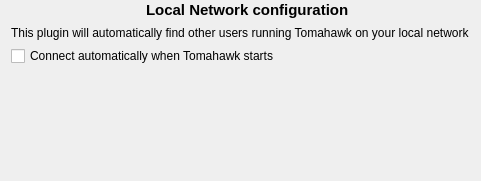
This is src/accounts/zeroconf/ConfigWidget.ui in tomahawk-player/tomahawk as Qt 5 draws it before an edit. The edited form follows.
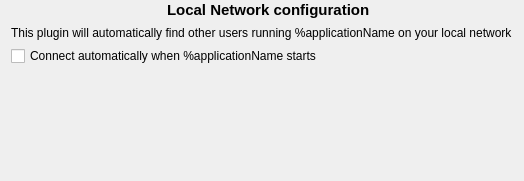
This is the edited form. Icons and pictures are not drawn.

What changed in the file:
```diff
--- a/src/accounts/zeroconf/ConfigWidget.ui
+++ b/src/accounts/zeroconf/ConfigWidget.ui
@@ -74,14 +74,14 @@
    <item>
     <widget class="QLabel" name="label_3">
      <property name="text">
-      <string>This plugin will automatically find other users running Tomahawk on your local network</string>
+      <string>This plugin will automatically find other users running %applicationName on your local network</string>
      </property>
     </widget>
    </item>
    <item>
     <widget class="QCheckBox" name="autoConnectCheckbox">
      <property name="text">
-      <string>Connect automatically when Tomahawk starts</string>
+      <string>Connect automatically when %applicationName starts</string>
      </property>
     </widget>
    </item>
```
Left out of the diff: 1 changed line with no effect on the pictures.
